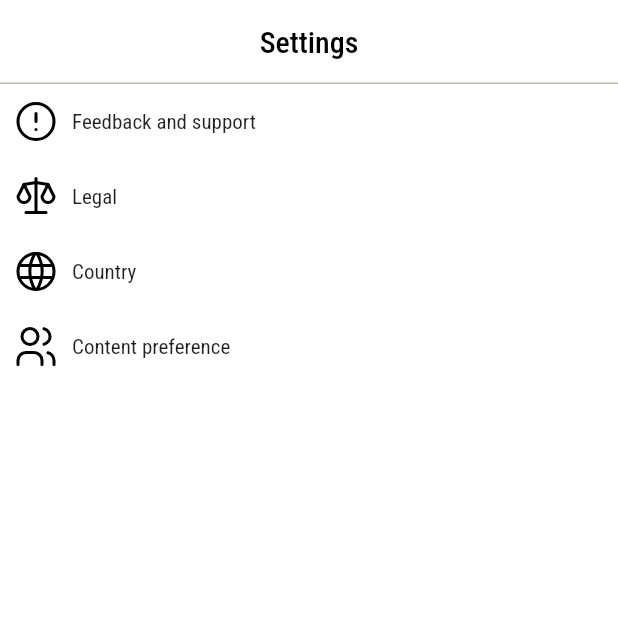
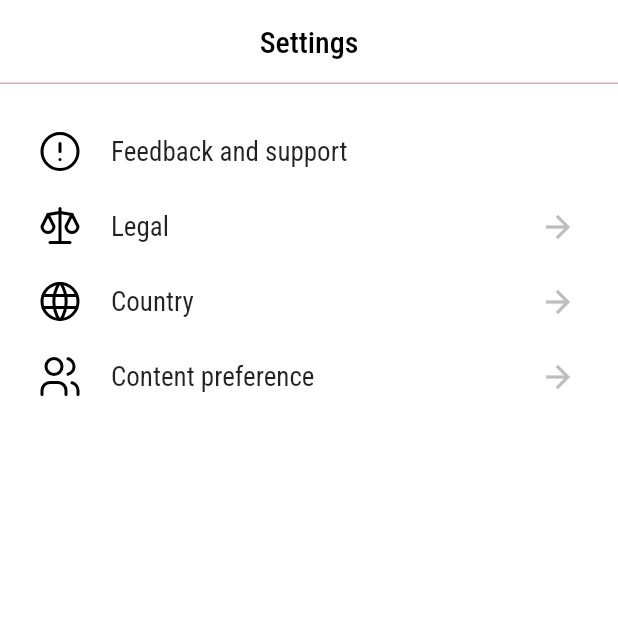
Before and after one commit to latiosthinh/mybeauty-flutter, a Flutter app: the SettingScreen screen opened by its route, on a phone screen of 412 x 824 dp, the top half of it. Run offline on Flutter 3.47's test engine with Material 2 defaults, Android fonts, the phone set to English and light mode, and no system bars; our stand-ins replace cloud_firestore, firebase_auth, firebase_core, flutter_svg, google_fonts; accounts and stored records are empty; network calls fail.

```diff
--- a/lib/components/category/index.dart
+++ b/lib/components/category/index.dart
@@ -19,7 +19,10 @@ class CategoryComponent extends StatefulWidget {
 class _CategoryComponentState extends State<CategoryComponent> {
   @override
   Widget build(BuildContext context) {
-    return _buildPanel();
+    return Container(
+      padding: const EdgeInsets.all(16),
+      child: _buildPanel(),
+    );
   }
 
   Widget _buildPanel() {
--- a/lib/models/my_model.dart
+++ /dev/null
@@ -1 +0,0 @@
-// place models
--- a/lib/models/setting.dart
+++ b/lib/models/setting.dart
@@ -1,14 +1,16 @@
 class Setting {
   final String icon;
   final String title;
-  Setting({required this.icon, required this.title});
+  final bool hasChild;
+
+  Setting(this.hasChild, {required this.icon, required this.title});
 }
 
 List<Setting> menuSettings = [
-  Setting(
+  Setting(false,
       icon: 'assets/icons/exclamation-circle.svg',
       title: 'Feedback and support'),
-  Setting(icon: 'assets/icons/legal.svg', title: 'Legal'),
-  Setting(icon: 'assets/icons/country.svg', title: 'Country'),
-  Setting(icon: 'assets/icons/users.svg', title: 'Content preference')
+  Setting(true, icon: 'assets/icons/legal.svg', title: 'Legal'),
+  Setting(true, icon: 'assets/icons/country.svg', title: 'Country'),
+  Setting(true, icon: 'assets/icons/users.svg', title: 'Content preference')
 ];
--- a/lib/screens/beauty/beauty_screen.dart
+++ b/lib/screens/beauty/beauty_screen.dart
@@ -1,11 +1,9 @@
 import 'package:flutter/material.dart';
-import 'package:flutter_svg/flutter_svg.dart';
 import 'package:mybeauty/components/category/index.dart';
 import 'package:mybeauty/components/custom_app_bar.dart';
 import 'package:mybeauty/components/jumbotron.dart';
 import 'package:mybeauty/constants.dart';
 import 'package:mybeauty/models/category.dart';
-import 'package:mybeauty/screens/bookings/appointment_screen.dart';
 
 class BeautyScreen extends StatefulWidget {
   static String routeName = "/beauty";
--- a/lib/screens/setting/setting_screen.dart
+++ b/lib/screens/setting/setting_screen.dart
@@ -29,13 +29,14 @@ class _SettingScreenState extends State<SettingScreen> {
               height: 1.0,
             ),
           ),
-        elevation: 0,
-      ),
-      body: Center(
+          elevation: 0),
+      body: Container(
+        padding: const EdgeInsets.only(left: 16, top: 20, right: 16),
         child: ListView.builder(
           itemBuilder: (context, index) => buildSettingMenu(index),
           itemCount: menuSettings.length,
-      )),
+        ),
+      ),
     );
   }
 }
@@ -47,14 +48,36 @@ Widget buildSettingMenu(int i) {
       height: 50,
       color: whiteColor,
       child: Row(
+        mainAxisAlignment: MainAxisAlignment.spaceBetween,
+        children: [
+          Row(
             children: [
               IconButton(
                 icon: SvgPicture.asset(menuSettings[i].icon),
                 onPressed: () {},
               ),
+              const SizedBox(
+                width: 10,
+              ),
               Text(
                 menuSettings[i].title,
+                style: const TextStyle(fontSize: 18.0),
               ),
+            ],
+          ),
+          Visibility(
+            visible: menuSettings[i].hasChild,
+            child: Row(
+              children: [
+                IconButton(
+                    onPressed: () => {},
+                    icon: const Icon(
+                      Icons.arrow_forward,
+                      color: grayColor,
+                    ))
+              ],
+            ),
+          )
         ],
       ),
     ),
--- a/lib/services/auth.dart
+++ b/lib/services/auth.dart
@@ -1,4 +1,3 @@
-import 'package:flutter/material.dart';
 import 'package:firebase_auth/firebase_auth.dart';
 
 class AuthService {
@@ -14,4 +13,8 @@ class AuthService {
   Future<void> signOut() async {
     await FirebaseAuth.instance.signOut();
   }
+
+  bool isAuthenticated() {
+    return user != null;
+  }
 }
```
Also changed, not shown: lib/screens/bookings/appointment_screen.dart (+24 -3 lines), lib/screens/bookings/booking_screen.dart (+10 -12 lines). Lines whose indentation alone changed are shown as unchanged.
